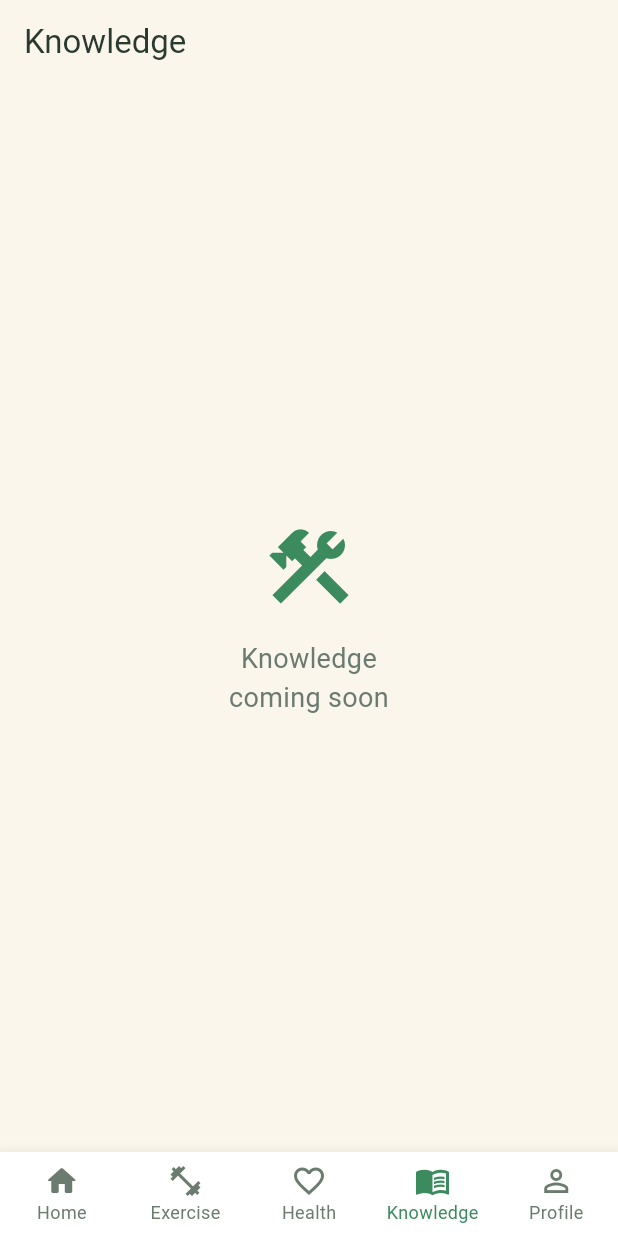
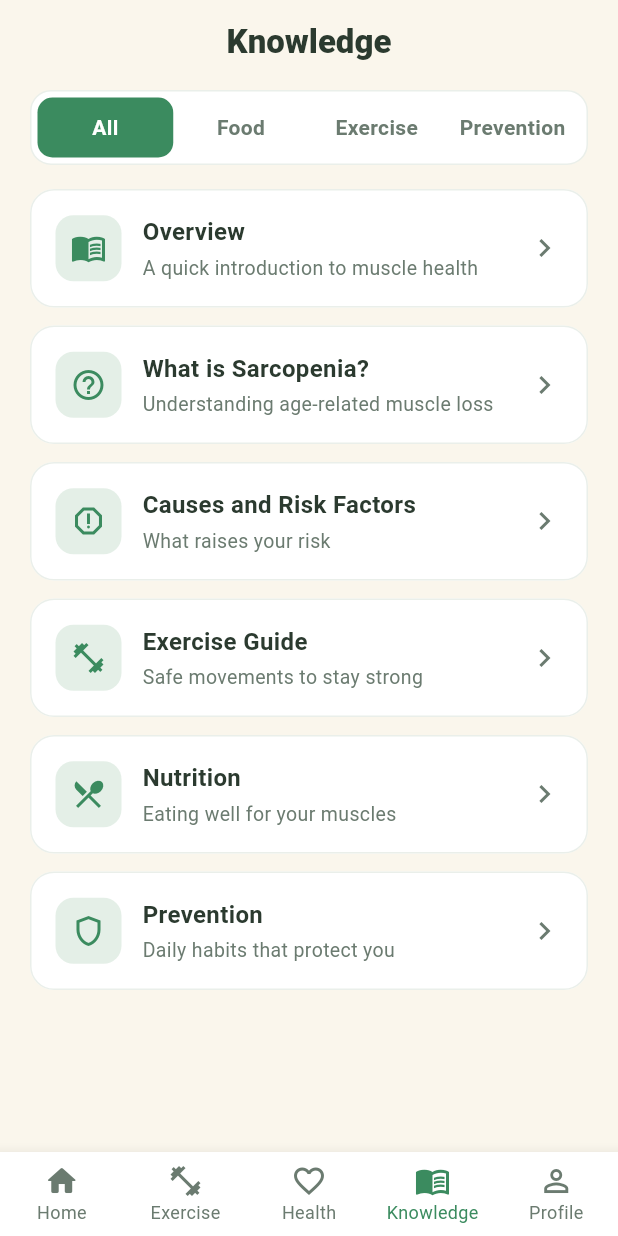
Before and after one commit to anuruddhika94/sarco_care, a Flutter app: the MainShell screen opened directly, item 4 of the bottom bar chosen, on a phone screen of 412 x 824 dp. Run offline on Flutter 3.47's test engine with Material 3 defaults, Android fonts, the phone set to English and light mode, and no system bars.

Commit message:
Add knowledge tab (#12); all nav tabs now real screens
- Knowledge: category filter tabs (All/Food/Exercise/Prevention) and an
  article list (Overview, What is Sarcopenia?, Causes, Exercise, Nutrition,
  Prevention) opening placeholder details
- Wire Knowledge into the shell; drop unused placeholder import

```diff
--- /dev/null
+++ b/lib/screens/knowledge_screen.dart
@@ -0,0 +1,148 @@
+import 'package:flutter/material.dart';
+
+import '../theme/app_theme.dart';
+import '../widgets/placeholder_screen.dart';
+import '../widgets/segmented_tabs.dart';
+
+/// Knowledge tab (#12) — educational articles with category filters.
+/// Pure UI: category tabs and a list of article rows opening placeholders.
+class KnowledgeScreen extends StatefulWidget {
+  const KnowledgeScreen({super.key});
+
+  @override
+  State<KnowledgeScreen> createState() => _KnowledgeScreenState();
+}
+
+class _KnowledgeScreenState extends State<KnowledgeScreen> {
+  int _tabIndex = 0;
+
+  static const _articles = [
+    _Article('Overview', 'A quick introduction to muscle health', Icons.menu_book_outlined),
+    _Article('What is Sarcopenia?', 'Understanding age-related muscle loss', Icons.help_outline),
+    _Article('Causes and Risk Factors', 'What raises your risk', Icons.report_outlined),
+    _Article('Exercise Guide', 'Safe movements to stay strong', Icons.fitness_center),
+    _Article('Nutrition', 'Eating well for your muscles', Icons.restaurant_menu),
+    _Article('Prevention', 'Daily habits that protect you', Icons.shield_outlined),
+  ];
+
+  void _openArticle(String title) {
+    Navigator.of(context).push(
+      MaterialPageRoute(builder: (_) => PlaceholderScreen(title: title)),
+    );
+  }
+
+  @override
+  Widget build(BuildContext context) {
+    return Scaffold(
+      backgroundColor: AppColors.background,
+      appBar: AppBar(
+        backgroundColor: AppColors.background,
+        foregroundColor: AppColors.textDark,
+        elevation: 0,
+        automaticallyImplyLeading: false,
+        title: const Text(
+          'Knowledge',
+          style: TextStyle(fontWeight: FontWeight.w800),
+        ),
+        centerTitle: true,
+      ),
+      body: Column(
+        children: [
+          Padding(
+            padding: const EdgeInsets.fromLTRB(20, 4, 20, 12),
+            child: SegmentedTabs(
+              labels: const ['All', 'Food', 'Exercise', 'Prevention'],
+              selected: _tabIndex,
+              onChanged: (i) => setState(() => _tabIndex = i),
+            ),
+          ),
+          Expanded(
+            child: ListView(
+              padding: const EdgeInsets.fromLTRB(20, 4, 20, 20),
+              children: [
+                for (final a in _articles)
+                  Padding(
+                    padding: const EdgeInsets.only(bottom: 12),
+                    child: _ArticleRow(
+                      article: a,
+                      onTap: () => _openArticle(a.title),
+                    ),
+                  ),
+              ],
+            ),
+          ),
+        ],
+      ),
+    );
+  }
+}
+
+class _Article {
+  const _Article(this.title, this.summary, this.icon);
+  final String title;
+  final String summary;
+  final IconData icon;
+}
+
+class _ArticleRow extends StatelessWidget {
+  const _ArticleRow({required this.article, required this.onTap});
+  final _Article article;
+  final VoidCallback onTap;
+
+  @override
+  Widget build(BuildContext context) {
+    return Material(
+      color: AppColors.surface,
+      borderRadius: BorderRadius.circular(16),
+      child: InkWell(
+        borderRadius: BorderRadius.circular(16),
+        onTap: onTap,
+        child: Container(
+          padding: const EdgeInsets.symmetric(horizontal: 16, vertical: 16),
+          decoration: BoxDecoration(
+            borderRadius: BorderRadius.circular(16),
+            border: Border.all(color: const Color(0xFFEAEFEA)),
+          ),
+          child: Row(
+            children: [
+              Container(
+                width: 44,
+                height: 44,
+                decoration: BoxDecoration(
+                  color: AppColors.softGreen,
+                  borderRadius: BorderRadius.circular(12),
+                ),
+                child: Icon(article.icon, color: AppColors.primary, size: 24),
+              ),
+              const SizedBox(width: 14),
+              Expanded(
+                child: Column(
+                  crossAxisAlignment: CrossAxisAlignment.start,
+                  children: [
+                    Text(
+                      article.title,
+                      style: TextStyle(
+                        fontSize: 16,
+                        fontWeight: FontWeight.w700,
+                        color: AppColors.textDark,
+                      ),
+                    ),
+                    const SizedBox(height: 3),
+                    Text(
+                      article.summary,
+                      style: TextStyle(
+                        fontSize: 13,
+                        color: AppColors.textMuted,
+                      ),
+                    ),
+                  ],
+                ),
+              ),
+              Icon(Icons.chevron_right, color: AppColors.textMuted),
+            ],
+          ),
+        ),
+      ),
+    );
+  }
+}
--- a/lib/screens/main_shell.dart
+++ b/lib/screens/main_shell.dart
@@ -1,10 +1,10 @@
 import 'package:flutter/material.dart';
 
 import '../theme/app_theme.dart';
-import '../widgets/placeholder_screen.dart';
 import 'exercise_plan_screen.dart';
 import 'health_tracking_screen.dart';
 import 'home_screen.dart';
+import 'knowledge_screen.dart';
 import 'profile_screen.dart';
 
 /// The main app shell: a persistent bottom navigation bar over a set of tabs.
@@ -20,13 +20,13 @@ class MainShell extends StatefulWidget {
 class _MainShellState extends State<MainShell> {
   int _index = 0;
 
-  // One screen per bottom-nav tab. Tab roots hide the back button since there
-  // is no route to pop within a tab. Knowledge is a placeholder for now.
+  // One screen per bottom-nav tab. Tab roots that reuse pushable screens hide
+  // the back button since there is no route to pop within a tab.
   static const List<Widget> _tabs = [
     HomeScreen(),
     ExercisePlanScreen(showBackButton: false),
     HealthTrackingScreen(showBackButton: false),
-    PlaceholderScreen(title: 'Knowledge', showBackButton: false),
+    KnowledgeScreen(),
     ProfileScreen(),
   ];
 
```
